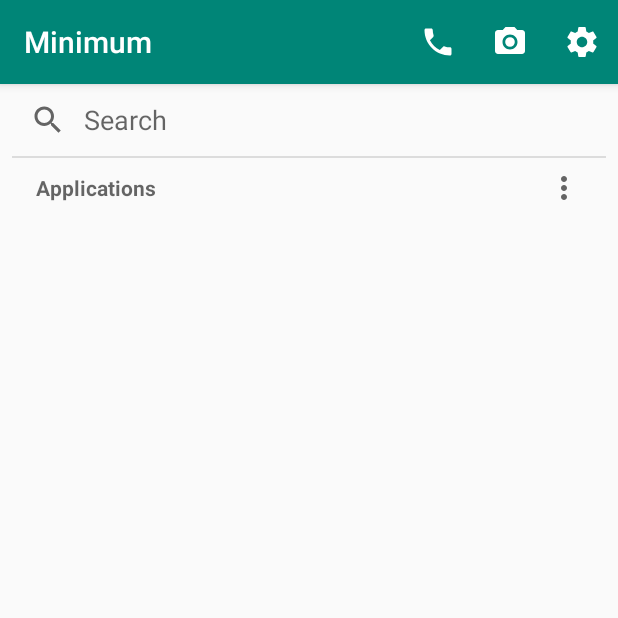
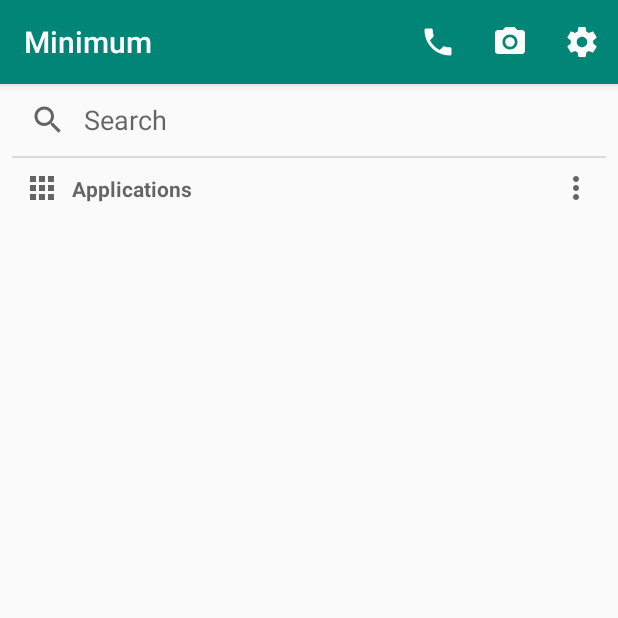
Before and after one commit to JunioJsv/minimum, an Android app: the screen it shows after launch (MinimumActivity), on a phone screen of 412 x 824 dp, the top half of it. Run offline under Robolectric (Android 15) with nearby library versions, the phone set to English and light mode, and no system bars.

Commit message:
Refatoração

```diff
--- a/app/src/main/AndroidManifest.xml
+++ b/app/src/main/AndroidManifest.xml
@@ -9,6 +9,7 @@
         android:allowBackup="true"
         android:icon="@mipmap/ic_launcher"
         android:label="@string/app_name"
+        android:hardwareAccelerated="true"
         android:roundIcon="@mipmap/ic_launcher_round"
         android:supportsRtl="true"
         android:theme="@style/AppThemeLight"
@@ -18,7 +19,9 @@
             android:label="@string/preferences_shortcut" />
         <activity
             android:name=".MinimumActivity"
-            android:configChanges="orientation|screenSize">
+            android:configChanges="orientation|screenSize"
+            android:excludeFromRecents="true"
+            android:launchMode="singleTask">
             <intent-filter>
                 <action android:name="android.intent.action.MAIN" />
 
--- a/app/src/main/java/juniojsv/minimum/ApplicationActionsDialog.kt
+++ b/app/src/main/java/juniojsv/minimum/ApplicationActionsDialog.kt
@@ -1,6 +1,5 @@
 package juniojsv.minimum
 
-import android.app.AlertDialog
 import android.app.Dialog
 import android.content.Intent
 import android.content.Intent.ACTION_DELETE
@@ -8,11 +7,12 @@ import android.content.SharedPreferences
 import android.net.Uri
 import android.os.Bundle
 import android.provider.Settings
+import androidx.appcompat.app.AlertDialog
+import androidx.appcompat.app.AppCompatDialogFragment
 import androidx.core.content.edit
-import androidx.fragment.app.DialogFragment
 import androidx.preference.PreferenceManager
 
-class ApplicationActionsDialog(private val application: Application, private val adapter: ApplicationsAdapter, private val position: Int) : DialogFragment() {
+class ApplicationActionsDialog(private val application: Application, private val adapter: ApplicationsAdapter, private val position: Int) : AppCompatDialogFragment() {
     private lateinit var preferences: SharedPreferences
 
     override fun onCreateDialog(savedInstanceState: Bundle?): Dialog {
--- a/app/src/main/java/juniojsv/minimum/ApplicationsEventHandler.kt
+++ b/app/src/main/java/juniojsv/minimum/ApplicationsEventHandler.kt
@@ -9,12 +9,14 @@ class ApplicationsEventHandler(private val listener: Listener) : BroadcastReceiv
     interface Listener {
         fun onApplicationAdded(intent: Intent)
         fun onApplicationRemoved(intent: Intent)
+        fun onApplicationIsChanged(intent: Intent)
     }
 
     override fun onReceive(context: Context, intent: Intent) {
         when (intent.action) {
             Intent.ACTION_PACKAGE_ADDED -> listener.onApplicationAdded(intent)
             Intent.ACTION_PACKAGE_REMOVED -> listener.onApplicationRemoved(intent)
+            Intent.ACTION_PACKAGE_CHANGED -> listener.onApplicationIsChanged(intent)
         }
     }
 
@@ -23,6 +25,7 @@ class ApplicationsEventHandler(private val listener: Listener) : BroadcastReceiv
             addDataScheme("package")
             addAction(Intent.ACTION_PACKAGE_ADDED)
             addAction(Intent.ACTION_PACKAGE_REMOVED)
+            addAction(Intent.ACTION_PACKAGE_CHANGED)
         }
     }
 }
--- a/app/src/main/java/juniojsv/minimum/MinimumActivity.kt
+++ b/app/src/main/java/juniojsv/minimum/MinimumActivity.kt
@@ -1,6 +1,7 @@
 package juniojsv.minimum
 
 import android.content.Intent
+import android.content.IntentFilter
 import android.content.SharedPreferences
 import android.os.Bundle
 import android.provider.MediaStore
@@ -25,7 +26,7 @@ class MinimumActivity : AppCompatActivity(), PreferencesEventHandler.Listener {
             replace(R.id.mApplicationsFragment, ApplicationsFragment())
         }
         LocalBroadcastManager.getInstance(this)
-                .registerReceiver(preferencesEventHandler, PreferencesEventHandler.DEFAULT_INTENT_FILTER)
+                .registerReceiver(preferencesEventHandler, IntentFilter(ACTION_FORCE_RECREATE))
     }
 
     override fun onCreateOptionsMenu(menu: Menu): Boolean {
--- a/app/src/main/java/juniojsv/minimum/PreferencesActivity.kt
+++ b/app/src/main/java/juniojsv/minimum/PreferencesActivity.kt
@@ -1,6 +1,7 @@
 package juniojsv.minimum
 
 import android.content.Intent
+import android.content.IntentFilter
 import android.content.SharedPreferences
 import android.os.Bundle
 import androidx.appcompat.app.AppCompatActivity
@@ -9,6 +10,7 @@ import androidx.localbroadcastmanager.content.LocalBroadcastManager
 import androidx.preference.Preference
 import androidx.preference.PreferenceFragmentCompat
 import androidx.preference.PreferenceManager
+import juniojsv.minimum.PreferencesEventHandler.Companion.ACTION_FORCE_RECREATE
 
 class PreferencesActivity : AppCompatActivity(), PreferencesEventHandler.Listener {
     private lateinit var preferences: SharedPreferences
@@ -24,7 +26,7 @@ class PreferencesActivity : AppCompatActivity(), PreferencesEventHandler.Listene
             replace(R.id.mPreference_fragment, PreferencesFragment())
         }
         LocalBroadcastManager.getInstance(this)
-                .registerReceiver(preferencesEventHandler, PreferencesEventHandler.DEFAULT_INTENT_FILTER)
+                .registerReceiver(preferencesEventHandler, IntentFilter(ACTION_FORCE_RECREATE))
     }
 
     override fun onResume() {
@@ -52,7 +54,7 @@ class PreferencesActivity : AppCompatActivity(), PreferencesEventHandler.Listene
 
     override fun onPreferenceEvent(intent: Intent) {
         when (intent.action) {
-            PreferencesEventHandler.ACTION_FORCE_RECREATE -> {
+            ACTION_FORCE_RECREATE -> {
                 val value = intent.getStringExtra("activity")
                 if (value == "all" || value == "preferences")
                     recreate()
--- a/app/src/main/java/juniojsv/minimum/PreferencesEventHandler.kt
+++ b/app/src/main/java/juniojsv/minimum/PreferencesEventHandler.kt
@@ -3,7 +3,6 @@ package juniojsv.minimum
 import android.content.BroadcastReceiver
 import android.content.Context
 import android.content.Intent
-import android.content.IntentFilter
 
 class PreferencesEventHandler(private val listener: Listener) : BroadcastReceiver() {
     interface Listener {
@@ -14,10 +13,6 @@ class PreferencesEventHandler(private val listener: Listener) : BroadcastReceive
             listener.onPreferenceEvent(intent)
 
     companion object {
-        val DEFAULT_INTENT_FILTER = IntentFilter().apply {
-            addAction(ACTION_FORCE_RECREATE)
-        }
-
         const val ACTION_FORCE_RECREATE = "juniojsv.minimum.ACTION_FORCE_RECREATE"
     }
 }
--- /dev/null
+++ b/app/src/main/res/drawable/ic_baseline_apps_24.xml
@@ -0,0 +1,10 @@
+<vector xmlns:android="http://schemas.android.com/apk/res/android"
+    android:width="24dp"
+    android:height="24dp"
+    android:tint="?attr/colorControlNormal"
+    android:viewportWidth="24"
+    android:viewportHeight="24">
+    <path
+        android:fillColor="@android:color/white"
+        android:pathData="M4,8h4L8,4L4,4v4zM10,20h4v-4h-4v4zM4,20h4v-4L4,16v4zM4,14h4v-4L4,10v4zM10,14h4v-4h-4v4zM16,4v4h4L20,4h-4zM10,8h4L14,4h-4v4zM16,14h4v-4h-4v4zM16,20h4v-4h-4v4z" />
+</vector>
--- a/app/src/main/res/layout/applications_fragment.xml
+++ b/app/src/main/res/layout/applications_fragment.xml
@@ -46,18 +46,27 @@
             <androidx.coordinatorlayout.widget.CoordinatorLayout
                 android:layout_width="match_parent"
                 android:layout_height="wrap_content"
-                android:paddingStart="24dp"
-                android:paddingEnd="24dp"
+                android:paddingStart="16dp"
+                android:paddingEnd="16dp"
                 android:paddingBottom="8dp">
+
+                <ImageView
+                    android:id="@+id/mApplicationsIcon"
+                    android:layout_width="wrap_content"
+                    android:layout_height="wrap_content"
+                    android:contentDescription="@string/todo"
+                    android:src="@drawable/ic_baseline_apps_24" />
 
                 <TextView
                     android:id="@+id/mApplicationsTitle"
                     android:layout_width="wrap_content"
                     android:layout_height="wrap_content"
-                    android:layout_gravity="start|center"
+                    android:layout_marginStart="32dp"
                     android:text="@string/applications"
+                    android:textColor="?android:textColorSecondary"
                     android:textStyle="bold"
-                    android:textColor="?android:textColorSecondary"/>
+                    app:layout_anchor="@id/mApplicationsIcon"
+                    app:layout_anchorGravity="start|center" />
 
                 <ImageButton
                     android:id="@+id/mApplicationsShowOptions"
@@ -65,8 +74,8 @@
                     android:layout_height="wrap_content"
                     android:layout_gravity="end|center"
                     android:background="?attr/selectableItemBackgroundBorderless"
-                    android:src="@drawable/ic_baseline_more_vert_24"
-                    android:contentDescription="@string/todo" />
+                    android:contentDescription="@string/todo"
+                    android:src="@drawable/ic_baseline_more_vert_24" />
 
             </androidx.coordinatorlayout.widget.CoordinatorLayout>
 
@@ -75,7 +84,7 @@
                 android:layout_width="match_parent"
                 android:layout_height="match_parent"
                 android:nestedScrollingEnabled="false"
-                tools:listitem="@layout/application" />
+                tools:listitem="@layout/application_list_variant" />
         </LinearLayout>
     </androidx.core.widget.NestedScrollView>
 
--- /dev/null
+++ b/app/src/main/res/values/dimen.xml
@@ -0,0 +1,4 @@
+<?xml version="1.0" encoding="utf-8"?>
+<resources>
+    <dimen name="dialog_corner_radius">8dp</dimen>
+</resources>
--- a/app/src/main/res/values/strings.xml
+++ b/app/src/main/res/values/strings.xml
@@ -30,6 +30,6 @@
     <string name="action_remove_bookmark">Remove from bookmarks</string>
     <string name="applications">Applications</string>
     <string name="all_applications">All applications</string>
-    <string name="only_bookmarks">Only bookmarks</string>
+    <string name="only_favorites">Only favorites</string>
     <string name="expose">Expose</string>
 </resources>
--- a/app/src/main/res/values/styles.xml
+++ b/app/src/main/res/values/styles.xml
@@ -1,20 +1,25 @@
 <resources>
 
     <style name="AppThemeLight" parent="Theme.AppCompat.Light.DarkActionBar">
+        <item name="isLightTheme">true</item>
         <item name="colorPrimary">@color/default_light_color_primary</item>
         <item name="colorPrimaryDark">@color/default_light_color_primary_dark</item>
         <item name="colorAccent">@color/default_accent</item>
+
+        <item name="dialogCornerRadius">@dimen/dialog_corner_radius</item>
+        <item name="android:colorControlNormal">?colorAccent</item>
     </style>
 
     <style name="AppThemeDark" parent="Theme.AppCompat">
+        <item name="isLightTheme">false</item>
         <item name="colorPrimary">@color/default_dark_color_primary</item>
         <item name="colorPrimaryDark">@color/default_dark_color_primary_dark</item>
         <item name="colorAccent">@color/default_accent</item>
-        <item name="android:colorBackground">@color/dark_color_window_background</item>
+        <item name="android:windowBackground">@color/dark_color_window_background</item>
         <item name="colorBackgroundFloating">@color/dark_color_window_background</item>
-        <item name="android:textColorPrimary">@color/dark_text_color_primary</item>
-        <item name="android:textColorSecondary">@color/dark_text_color_secondary</item>
-        <item name="android:textColorTertiary">@color/dark_text_color_primary</item>
+
+        <item name="dialogCornerRadius">@dimen/dialog_corner_radius</item>
+        <item name="android:colorControlNormal">?colorAccent</item>
     </style>
 
     <style name="AppThemeLight.Red">
```
Also changed, not shown: app/src/main/java/juniojsv/minimum/Application.kt (+26 -0 lines), app/src/main/java/juniojsv/minimum/ApplicationsAdapter.kt (+35 -35 lines), app/src/main/java/juniojsv/minimum/ApplicationsFragment.kt (+88 -50 lines), app/src/main/res/layout/application.xml (deleted, +0 -65 lines), app/src/main/res/layout/application_grid_variant.xml (+1 -47 lines), app/src/main/res/layout/application_icon.xml (added, +49 -0 lines), app/src/main/res/layout/application_list_variant.xml (added, +19 -0 lines), 1 other file.
